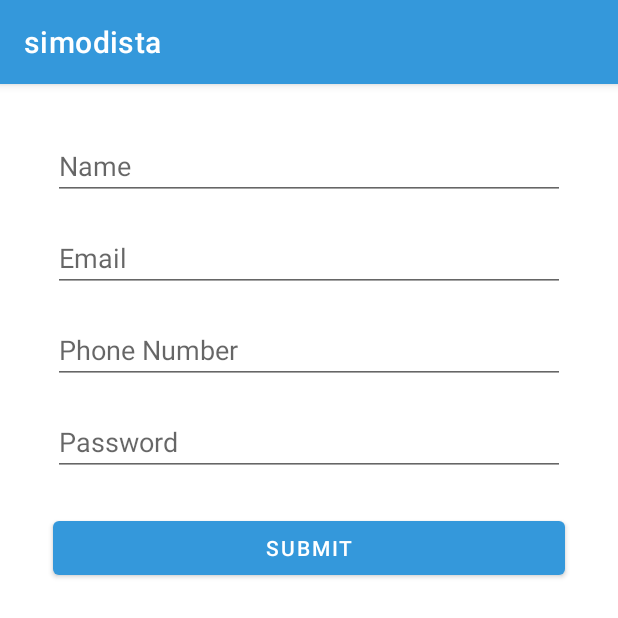
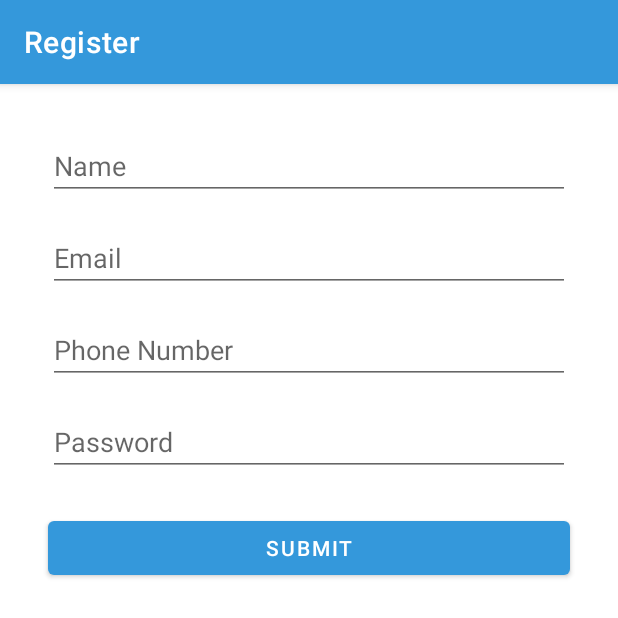
Before and after one commit to hanunmasitha/simosdista, an Android app: the screen it shows after launch (MainActivity), after a tap on "REGISTER", on a phone screen of 412 x 824 dp, the top half of it. Run offline under Robolectric (Android 15) with nearby library versions, the phone set to English and light mode, and no system bars; our stand-ins replace Firebase (no records; nobody signed in at launch, a user with empty details on screens opened directly).

Commit message:
Update login and register UI

```diff
--- a/android/app/src/main/java/com/example/simodista/presenter/login/LoginFragment.kt
+++ b/android/app/src/main/java/com/example/simodista/presenter/login/LoginFragment.kt
@@ -6,6 +6,7 @@ import android.view.View
 import android.view.ViewGroup
 import android.view.WindowManager
 import android.widget.Toast
+import androidx.appcompat.app.AppCompatActivity
 import androidx.fragment.app.Fragment
 import androidx.navigation.findNavController
 import com.example.simodista.R
@@ -49,6 +50,7 @@ class LoginFragment : Fragment() {
         savedInstanceState: Bundle?
     ): View? {
         // Inflate the layout for this fragment
+        (activity as AppCompatActivity?)?.supportActionBar?.title = "Simosdista"
         return inflater.inflate(R.layout.fragment_login, container, false)
     }
 
--- a/android/app/src/main/java/com/example/simodista/presenter/register/RegisterFragment.kt
+++ b/android/app/src/main/java/com/example/simodista/presenter/register/RegisterFragment.kt
@@ -8,6 +8,7 @@ import android.view.View
 import android.view.ViewGroup
 import android.view.inputmethod.InputMethodManager
 import android.widget.Toast
+import androidx.appcompat.app.AppCompatActivity
 import androidx.navigation.findNavController
 import com.example.simodista.R
 import com.example.simodista.model.User
@@ -23,6 +24,7 @@ class RegisterFragment : Fragment() {
     override fun onCreateView(inflater: LayoutInflater, container: ViewGroup?,
                               savedInstanceState: Bundle?): View? {
         // Inflate the layout for this fragment
+        (activity as AppCompatActivity?)?.supportActionBar?.title = "Register"
         return inflater.inflate(R.layout.fragment_register, container, false)
     }
 
--- a/android/app/src/main/java/com/example/simodista/presenter/user/report/CreateReportFragment.kt
+++ b/android/app/src/main/java/com/example/simodista/presenter/user/report/CreateReportFragment.kt
@@ -212,6 +212,8 @@ class CreateReportFragment : Fragment() {
             Log.d("Content URI", Uri.fromFile(photoFile).toString())
             val takenImage = BitmapFactory.decodeFile(photoFile.absolutePath)
             viewModel.setImageBitmap(takenImage)
+
+
             binding.btnSubmit.isEnabled = true
 
             val array = viewModel.getLocation()
--- a/android/app/src/main/res/layout/fragment_register.xml
+++ b/android/app/src/main/res/layout/fragment_register.xml
@@ -9,22 +9,24 @@
 
     <EditText
         android:id="@+id/register_name"
-        android:layout_width="wrap_content"
+        android:layout_width="0dp"
         android:layout_height="wrap_content"
+        android:layout_marginStart="32dp"
         android:layout_marginTop="32dp"
-        android:ems="16"
+        android:layout_marginEnd="32dp"
+        android:ems="10"
+        android:hint="Name"
         android:inputType="textPersonName"
-        android:hint="Name"
         app:layout_constraintEnd_toEndOf="parent"
         app:layout_constraintStart_toStartOf="parent"
         app:layout_constraintTop_toTopOf="parent" />
 
     <EditText
         android:id="@+id/register_email"
-        android:layout_width="wrap_content"
+        android:layout_width="0dp"
         android:layout_height="wrap_content"
         android:layout_marginTop="16dp"
-        android:ems="16"
+        android:ems="10"
         android:hint="Email"
         android:inputType="textEmailAddress"
         app:layout_constraintEnd_toEndOf="@+id/register_name"
@@ -33,10 +35,10 @@
 
     <EditText
         android:id="@+id/editTextPhone"
-        android:layout_width="wrap_content"
+        android:layout_width="0dp"
         android:layout_height="wrap_content"
         android:layout_marginTop="16dp"
-        android:ems="16"
+        android:ems="10"
         android:hint="Phone Number"
         android:inputType="phone"
         app:layout_constraintEnd_toEndOf="@+id/register_email"
@@ -45,10 +47,10 @@
 
     <EditText
         android:id="@+id/editTextTextPassword"
-        android:layout_width="wrap_content"
+        android:layout_width="0dp"
         android:layout_height="wrap_content"
         android:layout_marginTop="16dp"
-        android:ems="16"
+        android:ems="10"
         android:hint="Password"
         android:inputType="textPassword"
         app:layout_constraintEnd_toEndOf="@+id/editTextPhone"
```
Also changed, not shown: android/app/src/main/res/layout/fragment_login.xml (+7 -5 lines).
